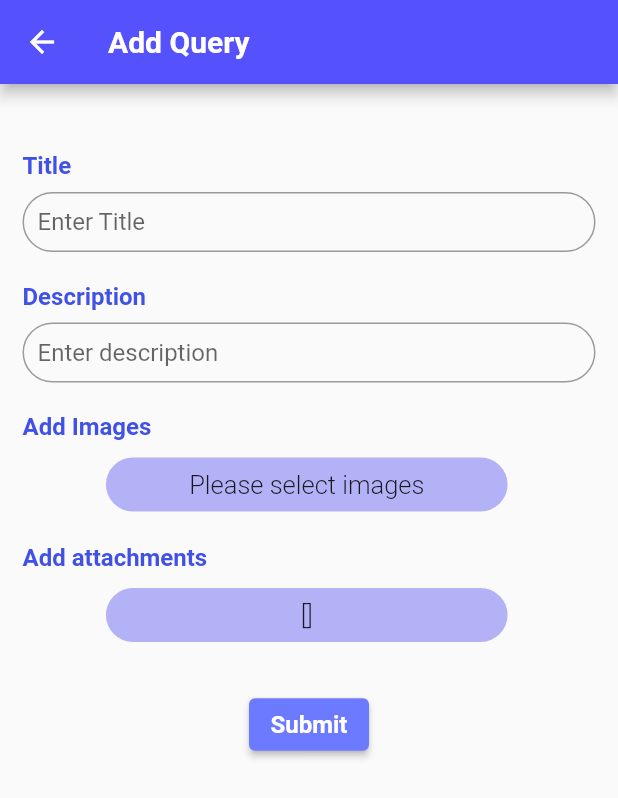
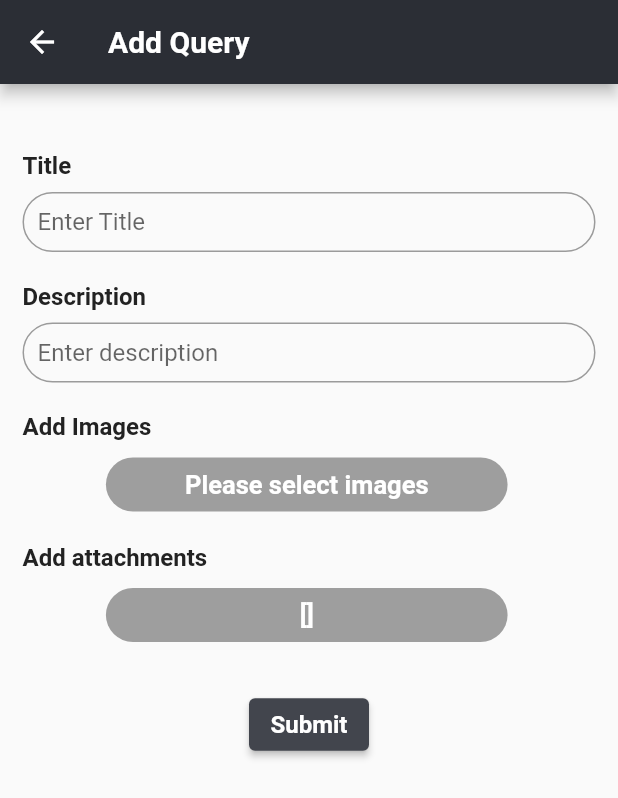
Before and after one commit to WebOps-and-Blockchain-Club/instispace-client, a Flutter app: the AddQuery screen opened directly with empty values, on a phone screen of 412 x 824 dp. Shown: the top 798 px of the screen. Run offline on Flutter 3.47's test engine with Material 2 defaults, Android fonts, the phone set to English and light mode, and no system bars; our stand-ins replace carousel_slider, date_time_picker, expandable, file_picker, flutter_image_compress, flutter_markdown and 5 more; missing offline and left inert: bottom_drawer, markdown_editable_textinput; accounts and stored records are empty; network calls fail.

Commit message:
new changes

```diff
--- a/lib/screens/home/Queries/addQuery.dart
+++ b/lib/screens/home/Queries/addQuery.dart
@@ -34,7 +34,7 @@ class _AddQueryState extends State<AddQuery> {
             color: Colors.white,
             fontWeight: FontWeight.bold,
           ),),
-        backgroundColor: Color(0xFF5451FD),
+        backgroundColor: Color(0xFF2B2E35),
       ),
 
       body: SafeArea(
@@ -54,7 +54,7 @@ class _AddQueryState extends State<AddQuery> {
                             style: TextStyle(
                               fontWeight: FontWeight.w700,
                               fontSize: 16,
-                              color: Color(0xFF4151E5),
+                              color: Color(0xFF222222),
                             ),
                           ),
                         ],
@@ -96,7 +96,7 @@ class _AddQueryState extends State<AddQuery> {
                             style: TextStyle(
                               fontWeight: FontWeight.w700,
                               fontSize: 16,
-                              color: Color(0xFF4151E5),
+                              color: Color(0xFF222222),
                             ),
                           ),
                         ],
@@ -131,7 +131,7 @@ class _AddQueryState extends State<AddQuery> {
                             style: TextStyle(
                               fontWeight: FontWeight.w700,
                               fontSize: 16,
-                              color: Color(0xFF4151E5),
+                              color: Color(0xFF222222),
                             ),
                           ),
                         ],
@@ -148,7 +148,7 @@ class _AddQueryState extends State<AddQuery> {
                             .width * 0.65,
                         child: ElevatedButton(
                             style: ElevatedButton.styleFrom(
-                                primary: Color(0x664A47F0),
+                                  primary: Colors.grey,
                                 elevation: 0.0,
                                 shape: RoundedRectangleBorder(borderRadius: BorderRadius.circular(30.0))
                             ),
@@ -182,9 +182,9 @@ class _AddQueryState extends State<AddQuery> {
                               child: Text(
                                 selectedImage.toString(),
                                 style: TextStyle(
-                                    color: Colors.black87,
+                                    color: Colors.white,
                                     fontSize: 17.0,
-                                    fontWeight: FontWeight.w300
+                                    fontWeight: FontWeight.bold
                                 ),
                               ),
                             )),
@@ -219,7 +219,7 @@ class _AddQueryState extends State<AddQuery> {
                             style: TextStyle(
                               fontWeight: FontWeight.w700,
                               fontSize: 16,
-                              color: Color(0xFF4151E5),
+                              color: Color(0xFF222222),
                             ),
                           ),
                         ],
@@ -236,7 +236,7 @@ class _AddQueryState extends State<AddQuery> {
                             .width * 0.65,
                         child: ElevatedButton(
                             style: ElevatedButton.styleFrom(
-                                primary: Color(0x664A47F0),
+                                primary: Colors.grey,
                                 elevation: 0.0,
                                 shape: RoundedRectangleBorder(borderRadius: BorderRadius.circular(30.0))
                             ),
@@ -269,9 +269,9 @@ class _AddQueryState extends State<AddQuery> {
                               child: Text(
                                 AttachmentNames.toString(),
                                 style: TextStyle(
-                                    color: Colors.black87,
+                                    color: Colors.white,
                                     fontSize: 17.0,
-                                    fontWeight: FontWeight.w300
+                                    fontWeight: FontWeight.bold
                                 ),
                               ),
                             )),
@@ -333,7 +333,7 @@ class _AddQueryState extends State<AddQuery> {
                                     ),
                                   ),
                                 style: ElevatedButton.styleFrom(
-                                  primary: Color(0xFF6B7AFF),
+                                  primary: Color(0xFF42454D),
                                   padding: EdgeInsets.symmetric(vertical: 4, horizontal: 8),
                                   minimumSize: Size(80, 35),
                                 ),
--- a/lib/screens/home/Queries/home.dart
+++ b/lib/screens/home/Queries/home.dart
@@ -145,7 +145,7 @@ class _QueryHomeState extends State<QueryHome> {
                                 height: MediaQuery
                                     .of(context)
                                     .size
-                                    .height * 0.750,
+                                    .height * 0.70,
                                 width: MediaQuery
                                     .of(context)
                                     .size
--- a/lib/screens/home/home.dart
+++ b/lib/screens/home/home.dart
@@ -343,14 +343,13 @@ class _HomePageState extends State<HomePage> {
                                               style: TextStyle(
                                                   fontWeight: FontWeight.bold,
                                                   color: isAll? Colors.white:Color(0xFF42454D),
-                                                  fontSize: 15
+                                                  fontSize: 15,
                                               ),
                                             ),
                                           ),
                                         ),
 
                                       //Announcements Selected
-
                                       if(isAnnouncements)
                                         Padding(
                                           padding: const EdgeInsets.fromLTRB(0.0,0.0,6.0,0.0),
--- a/lib/screens/home/lost and found/home.dart
+++ b/lib/screens/home/lost and found/home.dart
@@ -286,7 +286,7 @@ class _LNFListingState extends State<LNFListing> {
                       ),
 
                       SizedBox(
-                        height: MediaQuery.of(context).size.height * 0.75,
+                        height: MediaQuery.of(context).size.height * 0.68,
                         width: 400,
                         child: ListView(
                           controller: scrollController,
--- a/pubspec.yaml
+++ b/pubspec.yaml
@@ -54,7 +54,6 @@ dependencies:
   bottom_drawer: ^0.0.5
   skeleton_loader: ^2.0.0+4
   loading_animation_widget: ^1.1.0+1
-  marquee: ^2.2.1
 
 dev_dependencies:
   flutter_test:
```
Also changed, not shown: lib/screens/home/Queries/editPost.dart (+12 -12 lines), lib/screens/home/Queries/queryCard.dart (+57 -23 lines), lib/screens/home/lost and found/L&FCard.dart (+12 -11 lines), lib/screens/home/main.dart (+16 -7 lines), lib/widgets/marquee.dart (added, +66 -0 lines), pubspec.lock.
